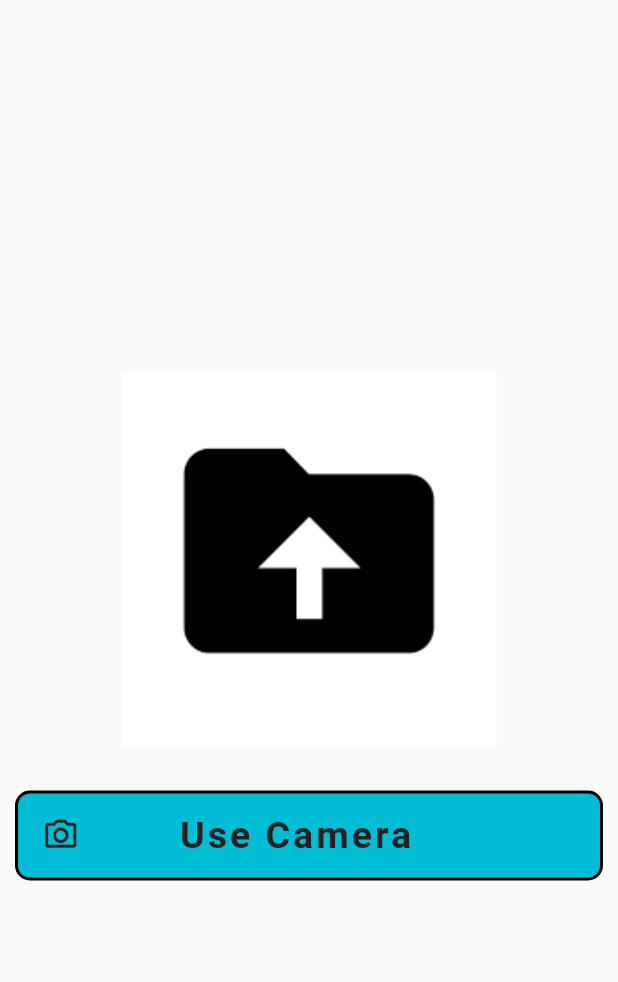
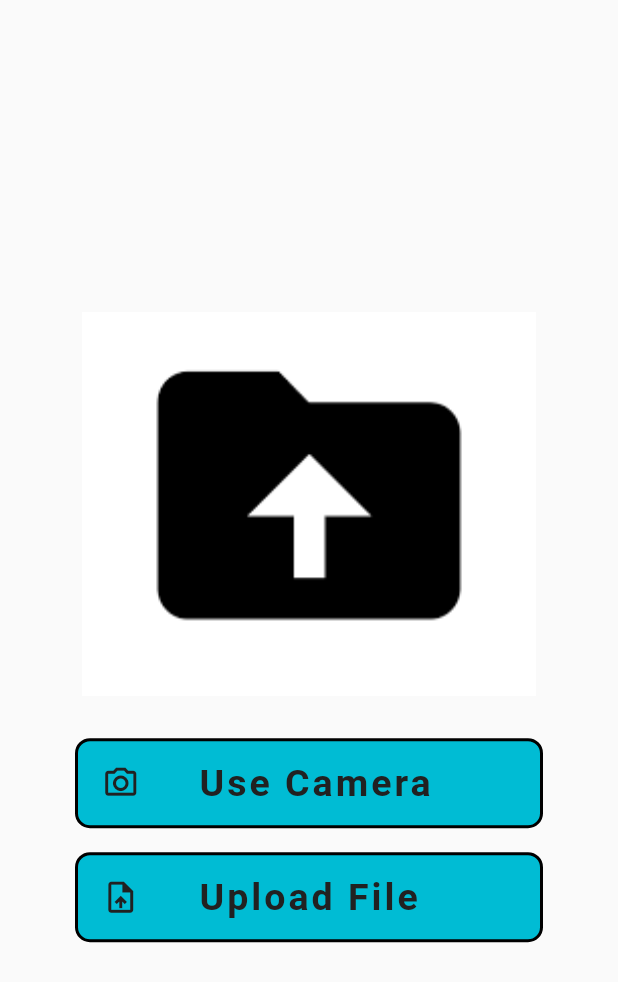
Before and after one commit to elucidator8918/HackX, a Flutter app: the OCRInput widget shown alone on an empty page, opened directly, after a tap on "Use Camera", on a phone screen of 412 x 824 dp. Shown: the top 982 px of the screen. Run offline on Flutter 3.47's test engine with Material 2 defaults, Android fonts, the phone set to English and light mode, and no system bars; our stand-ins replace adaptive_theme, email_validator, file_picker, flutter_onboarding_slider, font_awesome_flutter, image_picker and 5 more; missing offline and left inert: flutter_sound, model_viewer_plus; accounts and stored records are empty; generated files the repository leaves out were written again.

Commit message:
ocr basics added

```diff
--- a/lib/BottomBar/OCRInput.dart
+++ /dev/null
@@ -1,98 +0,0 @@
-import 'package:flutter/foundation.dart';
-import 'package:flutter/material.dart';
-import 'package:path_provider/path_provider.dart';
-import 'package:path/path.dart';
-import 'package:flutter/services.dart';
-import 'dart:io';
-import 'package:image_picker/image_picker.dart';
-
-class OCRInput extends StatefulWidget {
-  const OCRInput({Key? key}) : super(key: key);
-
-  @override
-  State<OCRInput> createState() => _OCRInputState();
-}
-
-class _OCRInputState extends State<OCRInput> {
-  File? image;
-  String? name;
-
-  @override
-  Widget build(BuildContext context) {
-    return Column(
-      mainAxisAlignment: MainAxisAlignment.center,
-      children: [
-        Padding(
-            padding: EdgeInsets.all(20),
-            child: image == null
-                ? const Image(
-              image: AssetImage(
-                "assets/images/download.jpg",
-              ),
-              width: 250,
-              height: 250,
-              fit: BoxFit.cover,
-            )
-                : Image.file(
-              image!,
-              width: 250,
-              height: 250,
-              fit: BoxFit.cover,
-            )),
-        Padding(
-            padding: const EdgeInsets.all(10),
-            child: ListTile(
-              onTap: () {
-                pickImage();
-              },
-              leading: Icon(
-                Icons.camera_alt_outlined,
-                size: 25,
-                color: Colors.grey[900],
-              ),
-              title: Padding(
-                padding: const EdgeInsets.only(left: 35),
-                child: Text(
-                  "Use Camera",
-                  style: TextStyle(
-                      fontWeight: FontWeight.bold,
-                      color: Colors.grey[900],
-                      fontSize: 25,
-                      letterSpacing: 2),
-                ),
-              ),
-              tileColor: Colors.cyan[500],
-              shape: RoundedRectangleBorder(
-                  side: const BorderSide(width: 2),
-                  borderRadius: BorderRadius.circular(10)),
-            )),
-      ],
-    );
-  }
-
-  Future pickImage() async {
-    try {
-      final XFile? image = await ImagePicker().pickImage(
-          source: ImageSource.camera,
-          preferredCameraDevice: CameraDevice.front);
-      if (image == null) return;
-      File imagePath = await saveImagePermanently(image.path);
-      name = image.name;
-      setState(() {
-        this.image = imagePath;
-      });
-      return imagePath;
-    } on PlatformException catch (e) {
-      if (kDebugMode) {
-        print('Failed to pick image: $e');
-      }
-    }
-  }
-
-  Future<File> saveImagePermanently(String path) async {
-    final directory = await getApplicationDocumentsDirectory();
-    final name = basename(path);
-    final image = File('${directory.path}/$name');
-    return File(path).copy(image.path);
-  }
-}
--- a/lib/BottomBar/AudioInput.dart
+++ b/lib/Screens/BottomBar/AudioInput.dart
@@ -1,7 +1,9 @@
 import 'package:flutter/material.dart';
 import 'package:loading_animation_widget/loading_animation_widget.dart';
 import 'package:shared_preferences/shared_preferences.dart';
-import '../constants.dart';
+import '../../Models/AudioModel.dart';
+import '../../Models/Utils.dart';
+import '../../constants.dart';
 import 'dart:convert';
 import 'dart:io';
 import 'package:path/path.dart';
@@ -11,8 +13,6 @@ import 'package:path_provider/path_provider.dart';
 import 'package:permission_handler/permission_handler.dart';
 import 'package:http/http.dart' as http;
 import 'package:http_parser/http_parser.dart';
-import '../models/AudioModel.dart';
-import '../Models/Utils.dart';
 import 'package:flutter_gen/gen_l10n/app_localizations.dart';
 
 var lst = [];
--- a/lib/BottomBar/Chat/TextInput.dart
+++ b/lib/Screens/BottomBar/Chat/TextInput.dart
@@ -3,8 +3,8 @@ import 'package:http/http.dart' as http;
 import 'package:flutter/foundation.dart';
 import 'package:flutter/material.dart';
 import 'package:shared_preferences/shared_preferences.dart';
-import '../../Models/AudioModel.dart';
-import '../../constants.dart';
+import '../../../Models/AudioModel.dart';
+import '../../../constants.dart';
 import 'ChatBubble.dart';
 
 class TextInput extends StatefulWidget {
--- /dev/null
+++ b/lib/Screens/BottomBar/OCRInput.dart
@@ -0,0 +1,185 @@
+import 'dart:convert';
+import 'package:file_picker/file_picker.dart';
+import 'package:flutter/foundation.dart';
+import 'package:flutter/material.dart';
+import 'package:path_provider/path_provider.dart';
+import 'package:path/path.dart';
+import 'package:http_parser/http_parser.dart';
+import 'package:flutter/services.dart';
+import 'dart:io';
+import 'package:image_picker/image_picker.dart';
+import 'package:shared_preferences/shared_preferences.dart';
+import '../../Models/Utils.dart';
+import 'package:http/http.dart' as http;
+
+class OCRInput extends StatefulWidget {
+  const OCRInput({Key? key}) : super(key: key);
+
+  @override
+  State<OCRInput> createState() => _OCRInputState();
+}
+
+class _OCRInputState extends State<OCRInput> {
+  File? image;
+  String? name;
+
+  @override
+  Widget build(BuildContext context) {
+    var height = MediaQuery.of(context).size.height;
+    var width = MediaQuery.of(context).size.width;
+
+    return Column(
+      mainAxisAlignment: MainAxisAlignment.center,
+      children: [
+        Padding(
+            padding: const EdgeInsets.all(20),
+            child: image == null
+                ? Image(
+                    image: const AssetImage(
+                      "assets/images/download.jpg",
+                    ),
+                    width: width * (250 / 340),
+                    height: height * (250 / 804),
+                    fit: BoxFit.cover,
+                  )
+                : Image.file(
+                    image!,
+                    width: width * (250 / 340),
+                    height: height * (250 / 804),
+                    fit: BoxFit.cover,
+                  )),
+        Padding(
+            padding:
+                const EdgeInsets.only(left: 50, right: 50, top: 8, bottom: 8),
+            child: ListTile(
+              onTap: () {
+                pickImage();
+                if (image != null) {
+                  getOCR(image);
+                }
+              },
+              leading: Icon(
+                Icons.camera_alt_outlined,
+                size: 25,
+                color: Colors.grey[900],
+              ),
+              title: Padding(
+                padding: const EdgeInsets.only(left: 8),
+                child: Text(
+                  "Use Camera",
+                  style: TextStyle(
+                      fontWeight: FontWeight.bold,
+                      color: Colors.grey[900],
+                      fontSize: 25,
+                      letterSpacing: 2),
+                ),
+              ),
+              tileColor: Colors.cyan[500],
+              shape: RoundedRectangleBorder(
+                  side: const BorderSide(width: 2),
+                  borderRadius: BorderRadius.circular(10)),
+            )),
+        Padding(
+            padding:
+                const EdgeInsets.only(left: 50, right: 50, top: 8, bottom: 8),
+            child: ListTile(
+              onTap: () async {
+                var file = await pickFile();
+              },
+              leading: Icon(
+                Icons.upload_file_outlined,
+                size: 25,
+                color: Colors.grey[900],
+              ),
+              title: Padding(
+                padding: const EdgeInsets.only(left: 8),
+                child: Text(
+                  "Upload File",
+                  style: TextStyle(
+                      fontWeight: FontWeight.bold,
+                      color: Colors.grey[900],
+                      fontSize: 25,
+                      letterSpacing: 2),
+                ),
+              ),
+              tileColor: Colors.cyan[500],
+              shape: RoundedRectangleBorder(
+                  side: const BorderSide(width: 2),
+                  borderRadius: BorderRadius.circular(10)),
+            )),
+      ],
+    );
+  }
+
+  Future getOCR(File? imagePath) async {
+    if (kDebugMode) {
+      print(imagePath!.path);
+    }
+    SharedPreferences prefs = await SharedPreferences.getInstance();
+    var token = prefs.getString('token');
+    var header = {'token': '$token'};
+    var response = http.MultipartRequest(
+      'POST',
+      Uri.parse('$url/ocr/'),
+    );
+    response.files.add(http.MultipartFile(
+        'img', imagePath!.readAsBytes().asStream(), imagePath.lengthSync(),
+        filename: basename(imagePath.path),
+        contentType: MediaType('application', 'octet-stream')));
+    response.headers.addAll(header);
+    var res = await response.send();
+    var responseBody = await res.stream.bytesToString();
+    if (kDebugMode) {
+      print(responseBody);
+      print(res.statusCode);
+    }
+    if (res.statusCode != 200) {
+      Utils.showSnackBar("Error occurred! Unable to login.");
+    }
+
+    Map<String, dynamic> data = jsonDecode(responseBody);
+  }
+
+  Future pickFile() async {
+    try {
+      FilePickerResult? result = await FilePicker.platform.pickFiles();
+
+      if (result != null) {
+        File file = File(result.files.single.path!);
+        return file;
+      } else {
+        return;
+      }
+    } catch (e) {
+      if (kDebugMode) {
+        print('Failed to pick file: $e');
+      }
+    }
+  }
+
+  Future pickImage() async {
+    try {
+      final XFile? image = await ImagePicker().pickImage(
+          source: ImageSource.camera,
+          preferredCameraDevice: CameraDevice.front);
+      if (image == null) return;
+      File imagePath = await saveImagePermanently(image.path);
+      name = image.name;
+      setState(() {
+        this.image = imagePath;
+      });
+      return imagePath;
+    } on PlatformException catch (e) {
+      if (kDebugMode) {
+        print('Failed to pick image: $e');
+      }
+    }
+  }
+
+  Future<File> saveImagePermanently(String path) async {
+    final directory = await getApplicationDocumentsDirectory();
+    final name = basename(path);
+    final image = File('${directory.path}/$name');
+    return File(path).copy(image.path);
+  }
+}
--- a/lib/Screens/UserPage.dart
+++ b/lib/Screens/UserPage.dart
@@ -1,10 +1,10 @@
 import 'package:flutter/material.dart';
-import 'package:hackx/BottomBar/AudioInput.dart';
-import 'package:hackx/BottomBar/OCRInput.dart';
-import 'package:hackx/BottomBar/Chat/TextInput.dart';
 import 'package:hackx/Screens/Drawer/Drawer.dart';
 import 'package:hackx/Screens/Profile.dart';
 import 'package:font_awesome_flutter/font_awesome_flutter.dart';
+import 'BottomBar/AudioInput.dart';
+import 'BottomBar/Chat/TextInput.dart';
+import 'BottomBar/OCRInput.dart';
 
 class UserPage extends StatefulWidget {
   const UserPage({Key? key, required this.token}) : super(key: key);
--- a/pubspec.yaml
+++ b/pubspec.yaml
@@ -58,6 +58,7 @@ dependencies:
   model_viewer_plus:
   flutter_sound:
   loading_animation_widget:
+  file_picker:
 
   # The following adds the Cupertino Icons font to your application.
   # Use with the CupertinoIcons class for iOS style icons.
```
Also changed, not shown: lib/Screens/BottomBar/Chat/ChatBubble.dart (renamed from lib/BottomBar/Chat/ChatBubble.dart).
